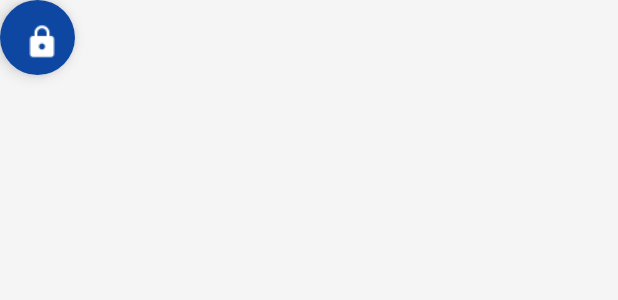
After one commit to jonduran3000/FloatingLockButton, an Android app: the layout floating_button.xml on its own in the app's theme, with its tools: preview values and no code run, on a phone screen of 412 x 824 dp. The commit adds this screen. Shown: the top 300 px of the screen. Run offline under Robolectric (Android 15) with nearby library versions, the phone set to English and light mode, and no system bars.

Commit message:
Lollipop changes

```diff
--- a/app/src/main/java/com/jonathanduran/floatinglockbutton/ui/FloatingButtonActivity.java
+++ b/app/src/main/java/com/jonathanduran/floatinglockbutton/ui/FloatingButtonActivity.java
@@ -36,7 +36,7 @@ public final class FloatingButtonActivity extends AppCompatPreferenceActivity {
         return prompt;
     }
 
-    private void startEnableAdminIntent() {
+    public void startEnableAdminIntent() {
         Intent intent = new Intent(DevicePolicyManager.ACTION_ADD_DEVICE_ADMIN);
         intent.putExtra(DevicePolicyManager.EXTRA_DEVICE_ADMIN, componentName);
         intent.putExtra(DevicePolicyManager.EXTRA_ADD_EXPLANATION, getPermissionPrompt());
--- /dev/null
+++ b/app/src/main/res/layout/floating_button.xml
@@ -0,0 +1,14 @@
+<?xml version="1.0" encoding="utf-8"?>
+<android.support.design.widget.FloatingActionButton
+    xmlns:android="http://schemas.android.com/apk/res/android"
+    xmlns:app="http://schemas.android.com/apk/res-auto"
+    android:layout_width="@dimen/button_size"
+    android:layout_height="@dimen/button_size"
+    android:src="@drawable/ic_action_lock"
+    app:fabSize="normal"
+    app:borderWidth="0dp"
+    app:backgroundTint="@color/md_blue_900"
+    app:rippleColor="@color/md_white_1000"
+    app:elevation="6dp">
+
+</android.support.design.widget.FloatingActionButton>
--- a/app/src/main/res/values/dimens.xml
+++ b/app/src/main/res/values/dimens.xml
@@ -3,4 +3,6 @@
     <dimen name="activity_horizontal_margin">16dp</dimen>
     <dimen name="activity_vertical_margin">16dp</dimen>
     <dimen name="toggle_button_size">24dp</dimen>
+    <dimen name="button_size">50dp</dimen>
+    <dimen name="window_size">50dp</dimen>
 </resources>
--- a/app/src/main/res/xml/preferences.xml
+++ b/app/src/main/res/xml/preferences.xml
@@ -4,8 +4,10 @@
     <PreferenceCategory
         android:title="@string/action_settings">
     <CheckBoxPreference
+        android:key="@string/title_enable_administrator"
         android:title="@string/title_enable_administrator"/>
     <CheckBoxPreference
+        android:key="@string/title_display_lock_button"
         android:title="@string/title_display_lock_button"/>
     </PreferenceCategory>
 </PreferenceScreen>
```
Also changed, not shown: app/src/main/java/com/jonathanduran/floatinglockbutton/FloatingButtonService.java (+16 -16 lines), app/src/main/java/com/jonathanduran/floatinglockbutton/ui/FloatingButtonFragment.java (+29 -1 lines), app/src/main/res/drawable-hdpi/ic_action_lock.png (added), app/src/main/res/drawable-mdpi/ic_action_lock.png (added), app/src/main/res/drawable-xhdpi/ic_action_lock.png (added), app/src/main/res/drawable-xxhdpi/ic_action_lock.png (added), app/src/main/res/drawable-xxxhdpi/ic_action_lock.png (added).
